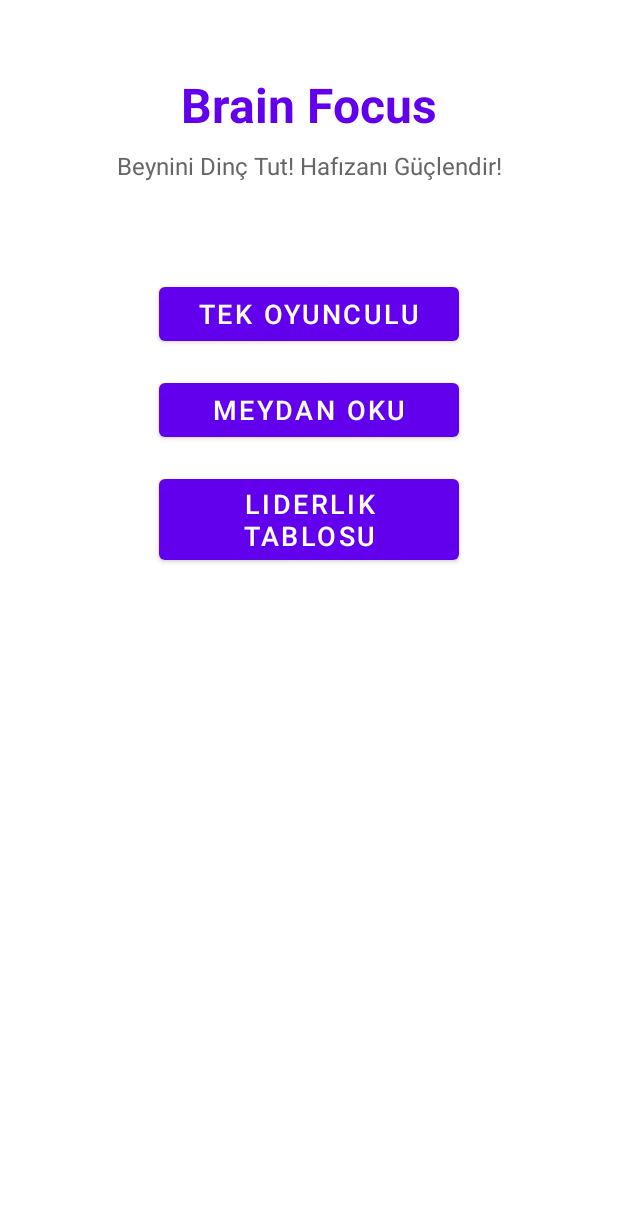
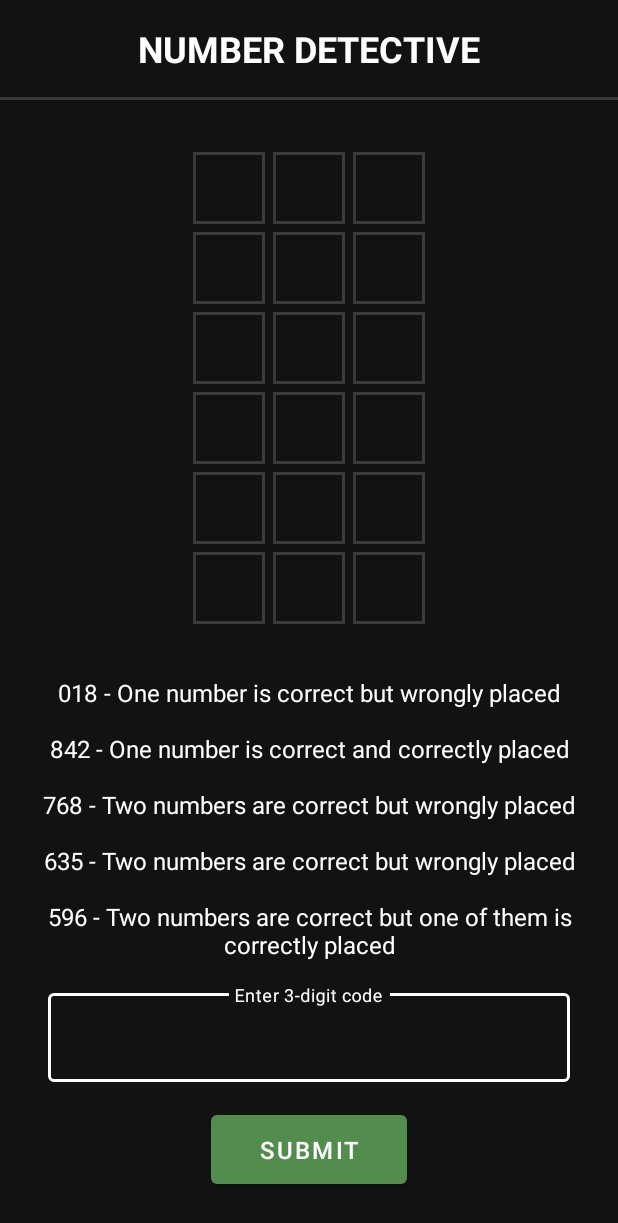
Before and after one commit to FurkanHaydari/number_detective, an Android app: the screen it shows after launch (MainActivity before the commit, GameActivity after it), after a tap on "TEK OYUNCULU", on a phone screen of 412 x 824 dp. Shown: the top 1223 px of the screen. Run offline under Robolectric (Android 15) with nearby library versions, the phone set to English and light mode, and no system bars.

Commit message:
Make UI Better

```diff
--- a/app/src/main/AndroidManifest.xml
+++ b/app/src/main/AndroidManifest.xml
@@ -15,7 +15,7 @@
         <!-- AdMob uygulama ID -->
         <meta-data
             android:name="com.google.android.gms.ads.APPLICATION_ID"
-            android:value="ca-app-pub-xxxxxxxxxxxxxxxx~yyyyyyyyyy"/>
+            android:value="ca-app-pub-2169146656559706~5290972275"/>
 
         <activity
             android:name=".MainActivity"
@@ -28,6 +28,7 @@
 
         <activity android:name=".LeaderboardActivity" />
         <activity android:name=".MissionsActivity" />
+        <activity android:name=".GameActivity" />
 
     </application>
 </manifest>
--- a/app/src/main/kotlin/com/brainfocus/numberdetective/GameActivity.kt
+++ b/app/src/main/kotlin/com/brainfocus/numberdetective/GameActivity.kt
@@ -1,13 +1,19 @@
 package com.brainfocus.numberdetective
 
 import android.os.Bundle
-import android.widget.Button
+import android.text.SpannableString
+import android.text.SpannableStringBuilder
+import android.text.style.ForegroundColorSpan
+import android.view.Gravity
 import android.widget.EditText
+import android.widget.GridLayout
 import android.widget.TextView
 import androidx.appcompat.app.AppCompatActivity
+import androidx.core.content.ContextCompat
 import androidx.lifecycle.lifecycleScope
 import com.brainfocus.numberdetective.viewmodel.GameState
 import com.brainfocus.numberdetective.viewmodel.GameViewModel
+import com.google.android.material.button.MaterialButton
 import kotlinx.coroutines.flow.collectLatest
 import kotlinx.coroutines.launch
 import org.koin.androidx.viewmodel.ext.android.viewModel
@@ -15,18 +21,20 @@ import org.koin.androidx.viewmodel.ext.android.viewModel
 class GameActivity : AppCompatActivity() {
     private val viewModel: GameViewModel by viewModel()
     private lateinit var guessInput: EditText
-    private lateinit var submitButton: Button
-    private lateinit var newGameButton: Button
-    private lateinit var hintText: TextView
+    private lateinit var submitButton: MaterialButton
+    private lateinit var newGameButton: MaterialButton
     private lateinit var hintsContainer: TextView
     private lateinit var attemptsText: TextView
     private lateinit var scoreText: TextView
+    private lateinit var guessGrid: GridLayout
+    private val gridCells = mutableListOf<TextView>()
 
     override fun onCreate(savedInstanceState: Bundle?) {
         super.onCreate(savedInstanceState)
         setContentView(R.layout.activity_game)
 
         initViews()
+        setupGrid()
         setupListeners()
         observeGameState()
     }
@@ -35,10 +43,37 @@ class GameActivity : AppCompatActivity() {
         guessInput = findViewById(R.id.guessInput)
         submitButton = findViewById(R.id.submitButton)
         newGameButton = findViewById(R.id.newGameButton)
-        hintText = findViewById(R.id.hintText)
         hintsContainer = findViewById(R.id.hintsContainer)
         attemptsText = findViewById(R.id.attemptsText)
         scoreText = findViewById(R.id.scoreText)
+        guessGrid = findViewById(R.id.guessGrid)
+    }
+
+    private fun setupGrid() {
+        // Create 6 rows x 3 columns grid for guesses
+        repeat(6) { row ->
+            repeat(3) { col ->
+                val cell = TextView(this).apply {
+                    width = resources.getDimensionPixelSize(R.dimen.grid_cell_size)
+                    height = resources.getDimensionPixelSize(R.dimen.grid_cell_size)
+                    gravity = Gravity.CENTER
+                    textSize = 24f
+                    setTextColor(ContextCompat.getColor(context, R.color.colorText))
+                    background = ContextCompat.getDrawable(context, R.drawable.grid_cell_background)
+                }
+
+                val params = GridLayout.LayoutParams().apply {
+                    width = GridLayout.LayoutParams.WRAP_CONTENT
+                    height = GridLayout.LayoutParams.WRAP_CONTENT
+                    setMargins(4, 4, 4, 4)
+                    rowSpec = GridLayout.spec(row)
+                    columnSpec = GridLayout.spec(col)
+                }
+
+                guessGrid.addView(cell, params)
+                gridCells.add(cell)
+            }
+        }
     }
 
     private fun setupListeners() {
@@ -55,6 +90,7 @@ class GameActivity : AppCompatActivity() {
             guessInput.text.clear()
             submitButton.isEnabled = true
             guessInput.isEnabled = true
+            clearGrid()
         }
     }
 
@@ -63,28 +99,28 @@ class GameActivity : AppCompatActivity() {
             viewModel.gameState.collectLatest { state ->
                 when (state) {
                     is GameState.Initial -> {
-                        hintText.text = "Enter a 3-digit number based on the hints below!"
                         hintsContainer.text = ""
                         attemptsText.text = "Attempts: 0/10"
                         scoreText.text = "Score: 0"
                         submitButton.isEnabled = true
                         guessInput.isEnabled = true
+                        clearGrid()
                     }
                     is GameState.Playing -> {
-                        hintText.text = "Enter a 3-digit number based on the hints below!"
-                        hintsContainer.text = state.hints.joinToString("\n")
+                        updateGrid(state.attempts - 1, state.lastGuess)
+                        formatHints(state.hints)
                         attemptsText.text = "Attempts: ${state.attempts}/${state.maxAttempts}"
                         scoreText.text = "Score: ${state.score}"
                         submitButton.isEnabled = true
                         guessInput.isEnabled = true
                     }
                     is GameState.Won -> {
-                        hintText.text = "Congratulations! You won with a score of ${state.score}!"
+                        hintsContainer.text = "🎉 Congratulations! You won with a score of ${state.score}!"
                         submitButton.isEnabled = false
                         guessInput.isEnabled = false
                     }
                     is GameState.Lost -> {
-                        hintText.text = "Game Over! The number was ${state.targetNumber}"
+                        hintsContainer.text = "Game Over! The code was ${state.targetNumber}"
                         submitButton.isEnabled = false
                         guessInput.isEnabled = false
                     }
@@ -92,4 +128,47 @@ class GameActivity : AppCompatActivity() {
             }
         }
     }
+
+    private fun updateGrid(row: Int, guess: Int?) {
+        guess?.toString()?.padStart(3, '0')?.forEachIndexed { index, digit ->
+            val cellIndex = row * 3 + index
+            if (cellIndex in gridCells.indices) {
+                gridCells[cellIndex].text = digit.toString()
+            }
+        }
+    }
+
+    private fun clearGrid() {
+        gridCells.forEach { cell ->
+            cell.text = ""
+            cell.setBackgroundResource(R.drawable.grid_cell_background)
+        }
+    }
+
+    private fun formatHints(hints: List<String>) {
+        val builder = SpannableStringBuilder()
+        hints.forEachIndexed { index, hint ->
+            val parts = hint.split(" - ")
+            if (parts.size == 2) {
+                // Format the number part
+                val numberPart = SpannableString(parts[0])
+                numberPart.setSpan(
+                    ForegroundColorSpan(ContextCompat.getColor(this, R.color.colorText)),
+                    0,
+                    numberPart.length,
+                    0
+                )
+
+                // Add the formatted parts
+                builder.append(numberPart)
+                builder.append(" - ${parts[1]}")
+
+                // Add new line if not the last hint
+                if (index < hints.size - 1) {
+                    builder.append("\n\n")
+                }
+            }
+        }
+        hintsContainer.text = builder
+    }
 }
--- a/app/src/main/kotlin/com/brainfocus/numberdetective/di/ViewModelModule.kt
+++ b/app/src/main/kotlin/com/brainfocus/numberdetective/di/ViewModelModule.kt
@@ -10,7 +10,7 @@ import org.koin.dsl.module
 val viewModelModule = module {
     single { MissionManager.create(get(), get()) }
 
-    viewModel { GameViewModel(get(), get(), get()) }
+    viewModel { GameViewModel(get()) }
     viewModel { LeaderboardViewModel(get(), get()) }
     viewModel { MissionsViewModel(get(), get()) }
 }
--- a/app/src/main/kotlin/com/brainfocus/numberdetective/viewmodel/GameViewModel.kt
+++ b/app/src/main/kotlin/com/brainfocus/numberdetective/viewmodel/GameViewModel.kt
@@ -1,17 +1,12 @@
 package com.brainfocus.numberdetective.viewmodel
 
 import com.brainfocus.numberdetective.base.BaseViewModel
-import com.brainfocus.numberdetective.data.repository.GameRepository
-import com.brainfocus.numberdetective.missions.MissionManager
-import com.brainfocus.numberdetective.missions.MissionType
 import com.brainfocus.numberdetective.utils.ErrorHandler
 import kotlinx.coroutines.flow.MutableStateFlow
 import kotlinx.coroutines.flow.StateFlow
 import kotlin.random.Random
 
 class GameViewModel(
-    private val gameRepository: GameRepository,
-    private val missionManager: MissionManager,
     errorHandler: ErrorHandler
 ) : BaseViewModel(errorHandler) {
 
@@ -57,6 +52,13 @@ class GameViewModel(
     private lateinit var fourthChoices: List<String>
     private lateinit var fifthChoices: List<String>
 
+    private var firstHint = ""
+    private var secondHint = ""
+    private var thirdHint = ""
+    private var fourthHint = ""
+    private var fifthHint = ""
+    private var pathSelection = 1
+
     init {
         startNewGame()
     }
@@ -66,14 +68,11 @@ class GameViewModel(
         generateNumberWith3Digits()
         attempts = 0
         score = 1000
+        pathSelection = Random.nextInt(1, 4)
         generateHintChoices()
         generateHints()
-        _gameState.value = GameState.Playing(
-            hints = hints,
-            attempts = attempts,
-            maxAttempts = maxAttempts,
-            score = score
-        )
+        generateReadableHints()
+        updateGameState()
     }
 
     private fun resetNumbers() {
@@ -89,9 +88,7 @@ class GameViewModel(
     }
 
     private fun generateHintChoices() {
-        val pathSelection = Random.nextInt(1, 4)
         val temp = Random.nextBoolean()
-
         when (pathSelection) {
             1 -> {
                 firstChoices = firstAChoices
@@ -118,26 +115,29 @@ class GameViewModel(
     }
 
     private fun generateHints() {
+        firstHint = firstChoices.random()
+        secondHint = secondChoices.random()
+        thirdHint = thirdChoices.random()
+        fourthHint = fourthChoices.random()
+        fifthHint = fifthChoices.random()
+    }
+
+    private fun generateReadableHints() {
         hints.clear()
-        val firstHint = makeReadable(firstChoices.random())
-        val secondHint = makeReadable(secondChoices.random())
-        val thirdHint = makeReadable(thirdChoices.random())
-        val fourthHint = makeReadable(fourthChoices.random())
-        val fifthHint = makeReadable(fifthChoices.random())
+        hints.add(makeReadableWithDescription(firstHint, "One number is correct but wrongly placed"))
+        hints.add(makeReadableWithDescription(secondHint, "One number is correct and correctly placed"))
+        hints.add(makeReadableWithDescription(thirdHint, "Two numbers are correct but wrongly placed"))
+        hints.add(makeReadableWithDescription(fourthHint, "Two numbers are correct but wrongly placed"))
+        hints.add(makeReadableWithDescription(fifthHint, "Two numbers are correct but one of them is correctly placed"))
+    }
 
-        hints.apply {
-            add("Hint 1: $firstHint - One number is correct but wrongly placed")
-            add("Hint 2: $secondHint - One number is correct and correctly placed")
-            add("Hint 3: $thirdHint - Two numbers are correct but wrongly placed")
-            add("Hint 4: $fourthHint - Two numbers are correct but wrongly placed")
-            add("Hint 5: $fifthHint - Two numbers are correct but one of them is correctly placed")
-        }
+    private fun makeReadableWithDescription(hint: String, description: String): String {
+        return "${makeReadable(hint)} - $description"
     }
 
     private fun makeReadable(hint: String): String {
-        val remainingNumbers = numbers.toMutableList()
         val switch = mapOf(
-            'x' to { remainingNumbers.random().also { remainingNumbers.remove(it) }.toString() },
+            'x' to { numbers.random().also { numbers.remove(it) }.toString() },
             'a' to { hundredDigit.toString() },
             'b' to { tenDigit.toString() },
             'c' to { oneDigit.toString() }
@@ -146,47 +146,28 @@ class GameViewModel(
     }
 
     fun makeGuess(guess: Int) {
-        attempts++
-        score = calculateScore(attempts)
+        if (attempts < maxAttempts) {
+            attempts++
+            score -= 100
 
-        when {
-            guess == targetNumber -> {
-                handleWin()
-            }
-            attempts >= maxAttempts -> {
-                handleLoss()
-            }
-            else -> {
-                _gameState.value = GameState.Playing(
-                    hints = hints,
-                    attempts = attempts,
-                    maxAttempts = maxAttempts,
-                    score = score
-                )
+            if (guess == targetNumber) {
+                _gameState.value = GameState.Won(score)
+            } else if (attempts >= maxAttempts) {
+                _gameState.value = GameState.Lost(targetNumber)
+            } else {
+                updateGameState(guess)
             }
         }
     }
 
-    private fun calculateScore(attempts: Int): Int {
-        return maxOf(1000 - (attempts - 1) * 100, 0)
-    }
-
-    private fun handleWin() {
-        launchWithErrorHandling {
-            gameRepository.saveGameResult(score, attempts)
-            missionManager.updateMissionProgress(MissionType.WINS)
-            if (score > 800) {
-                missionManager.updateMissionProgress(MissionType.HIGH_SCORE)
-            }
-            _gameState.value = GameState.Won(score)
-        }
-    }
-
-    private fun handleLoss() {
-        launchWithErrorHandling {
-            missionManager.updateMissionProgress(MissionType.GAMES_PLAYED)
-            _gameState.value = GameState.Lost(targetNumber)
-        }
+    private fun updateGameState(lastGuess: Int? = null) {
+        _gameState.value = GameState.Playing(
+            hints = hints,
+            attempts = attempts,
+            maxAttempts = maxAttempts,
+            score = score,
+            lastGuess = lastGuess
+        )
     }
 }
 
@@ -196,7 +177,8 @@ sealed class GameState {
         val hints: List<String>,
         val attempts: Int,
         val maxAttempts: Int,
-        val score: Int
+        val score: Int,
+        val lastGuess: Int? = null
     ) : GameState()
     data class Won(val score: Int) : GameState()
     data class Lost(val targetNumber: Int) : GameState()
--- /dev/null
+++ b/app/src/main/res/drawable/grid_cell_background.xml
@@ -0,0 +1,8 @@
+<?xml version="1.0" encoding="utf-8"?>
+<shape xmlns:android="http://schemas.android.com/apk/res/android"
+    android:shape="rectangle">
+    <solid android:color="@color/colorBackground" />
+    <stroke
+        android:width="2dp"
+        android:color="@color/colorBorder" />
+</shape>
--- a/app/src/main/res/layout/activity_game.xml
+++ b/app/src/main/res/layout/activity_game.xml
@@ -3,82 +3,145 @@
     xmlns:app="http://schemas.android.com/apk/res-auto"
     android:layout_width="match_parent"
     android:layout_height="match_parent"
-    android:padding="16dp">
+    android:background="@color/colorBackground">
 
     <TextView
-        android:id="@+id/hintText"
-        android:layout_width="0dp"
+        android:id="@+id/titleText"
+        android:layout_width="wrap_content"
         android:layout_height="wrap_content"
-        android:layout_marginTop="32dp"
-        android:gravity="center"
-        android:textSize="18sp"
+        android:layout_marginTop="16dp"
+        android:text="NUMBER DETECTIVE"
+        android:textColor="@color/colorText"
+        android:textSize="24sp"
+        android:textStyle="bold"
         app:layout_constraintEnd_toEndOf="parent"
         app:layout_constraintStart_toStartOf="parent"
         app:layout_constraintTop_toTopOf="parent" />
+
+    <View
+        android:id="@+id/divider"
+        android:layout_width="0dp"
+        android:layout_height="2dp"
+        android:layout_marginTop="16dp"
+        android:background="@color/colorBorder"
+        app:layout_constraintEnd_toEndOf="parent"
+        app:layout_constraintStart_toStartOf="parent"
+        app:layout_constraintTop_toBottomOf="@id/titleText" />
+
+    <GridLayout
+        android:id="@+id/guessGrid"
+        android:layout_width="wrap_content"
+        android:layout_height="wrap_content"
+        android:layout_marginTop="32dp"
+        android:columnCount="3"
+        android:rowCount="6"
+        app:layout_constraintEnd_toEndOf="parent"
+        app:layout_constraintStart_toStartOf="parent"
+        app:layout_constraintTop_toBottomOf="@id/divider">
+
+        <!-- Grid cells will be added programmatically -->
+
+    </GridLayout>
 
     <TextView
         android:id="@+id/hintsContainer"
         android:layout_width="0dp"
         android:layout_height="wrap_content"
+        android:layout_marginHorizontal="16dp"
         android:layout_marginTop="32dp"
-        android:gravity="start"
+        android:textAlignment="center"
+        android:textColor="@color/colorText"
         android:textSize="16sp"
-        android:lineSpacingExtra="8dp"
         app:layout_constraintEnd_toEndOf="parent"
         app:layout_constraintStart_toStartOf="parent"
-        app:layout_constraintTop_toBottomOf="@id/hintText" />
+        app:layout_constraintTop_toBottomOf="@id/guessGrid" />
 
-    <EditText
-        android:id="@+id/guessInput"
+    <com.google.android.material.textfield.TextInputLayout
+        android:id="@+id/guessInputLayout"
+        style="@style/Widget.MaterialComponents.TextInputLayout.OutlinedBox"
         android:layout_width="0dp"
         android:layout_height="wrap_content"
-        android:layout_marginTop="32dp"
-        android:hint="Enter your guess (3 digits)"
-        android:inputType="number"
-        android:maxLength="3"
-        android:gravity="center"
+        android:layout_marginHorizontal="32dp"
+        android:layout_marginTop="16dp"
+        android:hint="Enter 3-digit code"
+        android:textColorHint="@color/colorTextSecondary"
+        app:boxStrokeColor="@color/colorText"
+        app:hintTextColor="@color/colorText"
         app:layout_constraintEnd_toEndOf="parent"
         app:layout_constraintStart_toStartOf="parent"
-        app:layout_constraintTop_toBottomOf="@id/hintsContainer" />
+        app:layout_constraintTop_toBottomOf="@id/hintsContainer">
 
-    <Button
+        <com.google.android.material.textfield.TextInputEditText
+            android:id="@+id/guessInput"
+            android:layout_width="match_parent"
+            android:layout_height="wrap_content"
+            android:gravity="center"
+            android:inputType="number"
+            android:maxLength="3"
+            android:textColor="@color/colorText"
+            android:textSize="18sp" />
+
+    </com.google.android.material.textfield.TextInputLayout>
+
+    <com.google.android.material.button.MaterialButton
         android:id="@+id/submitButton"
         android:layout_width="wrap_content"
         android:layout_height="wrap_content"
         android:layout_marginTop="16dp"
-        android:text="Submit"
+        android:paddingHorizontal="32dp"
+        android:paddingVertical="12dp"
+        android:text="SUBMIT"
+        android:textColor="@color/colorText"
+        android:textSize="16sp"
+        app:backgroundTint="@color/colorCorrect"
+        app:cornerRadius="4dp"
         app:layout_constraintEnd_toEndOf="parent"
         app:layout_constraintStart_toStartOf="parent"
-        app:layout_constraintTop_toBottomOf="@id/guessInput" />
+        app:layout_constraintTop_toBottomOf="@id/guessInputLayout" />
 
-    <TextView
-        android:id="@+id/attemptsText"
+    <LinearLayout
+        android:id="@+id/statsContainer"
         android:layout_width="wrap_content"
         android:layout_height="wrap_content"
-        android:layout_marginTop="32dp"
-        android:textSize="16sp"
+        android:layout_marginTop="24dp"
+        android:gravity="center"
+        android:orientation="vertical"
         app:layout_constraintEnd_toEndOf="parent"
         app:layout_constraintStart_toStartOf="parent"
-        app:layout_constraintTop_toBottomOf="@id/submitButton" />
+        app:layout_constraintTop_toBottomOf="@id/submitButton">
 
-    <TextView
-        android:id="@+id/scoreText"
+        <TextView
+            android:id="@+id/attemptsText"
+            android:layout_width="wrap_content"
+            android:layout_height="wrap_content"
+            android:textColor="@color/colorTextSecondary"
+            android:textSize="16sp" />
+
+        <TextView
+            android:id="@+id/scoreText"
+            android:layout_width="wrap_content"
+            android:layout_height="wrap_content"
+            android:layout_marginTop="8dp"
+            android:textColor="@color/colorTextSecondary"
+            android:textSize="16sp" />
+
+    </LinearLayout>
+
+    <com.google.android.material.button.MaterialButton
+        android:id="@+id/newGameButton"
+        style="@style/Widget.MaterialComponents.Button.OutlinedButton"
         android:layout_width="wrap_content"
         android:layout_height="wrap_content"
-        android:layout_marginTop="8dp"
+        android:layout_marginTop="24dp"
+        android:paddingHorizontal="32dp"
+        android:paddingVertical="12dp"
+        android:text="NEW GAME"
+        android:textColor="@color/colorText"
         android:textSize="16sp"
+        app:cornerRadius="4dp"
+        app:strokeColor="@color/colorText"
         app:layout_constraintEnd_toEndOf="parent"
         app:layout_constraintStart_toStartOf="parent"
-        app:layout_constraintTop_toBottomOf="@id/attemptsText" />
-
-    <Button
-        android:id="@+id/newGameButton"
-        android:layout_width="wrap_content"
-        android:layout_height="wrap_content"
-        android:layout_marginTop="16dp"
-        android:text="New Game"
-        app:layout_constraintEnd_toEndOf="parent"
-        app:layout_constraintStart_toStartOf="parent"
-        app:layout_constraintTop_toBottomOf="@id/scoreText" />
+        app:layout_constraintTop_toBottomOf="@id/statsContainer" />
 
 </androidx.constraintlayout.widget.ConstraintLayout>
--- a/app/src/main/res/values/colors.xml
+++ b/app/src/main/res/values/colors.xml
@@ -1,13 +1,14 @@
 <?xml version="1.0" encoding="utf-8"?>
 <resources>
-    <color name="colorPrimary">#6200EE</color>
-    <color name="colorPrimaryDark">#3700B3</color>
-    <color name="colorAccent">#03DAC5</color>
-    <color name="colorBackground">#FFFFFF</color>
+    <color name="colorPrimary">#FFFFFF</color>
+    <color name="colorPrimaryDark">#121213</color>
+    <color name="colorAccent">#818384</color>
+    <color name="colorBackground">#121213</color>
     <color name="colorSecondary">#666666</color>
-    <color name="colorCorrect">#4CAF50</color>
-    <color name="colorWrong">#F44336</color>
-    <color name="colorMisplaced">#FFC107</color>
-    <color name="colorText">#212121</color>
-    <color name="colorTextSecondary">#757575</color>
+    <color name="colorCorrect">#538D4E</color>
+    <color name="colorWrong">#3A3A3C</color>
+    <color name="colorMisplaced">#B59F3B</color>
+    <color name="colorText">#FFFFFF</color>
+    <color name="colorTextSecondary">#818384</color>
+    <color name="colorBorder">#3A3A3C</color>
 </resources>
--- /dev/null
+++ b/app/src/main/res/values/dimens.xml
@@ -0,0 +1,4 @@
+<?xml version="1.0" encoding="utf-8"?>
+<resources>
+    <dimen name="grid_cell_size">48dp</dimen>
+</resources>
```
Also changed, not shown: app/src/main/res/drawable/ic_lock.xml (added, +10 -0 lines).
